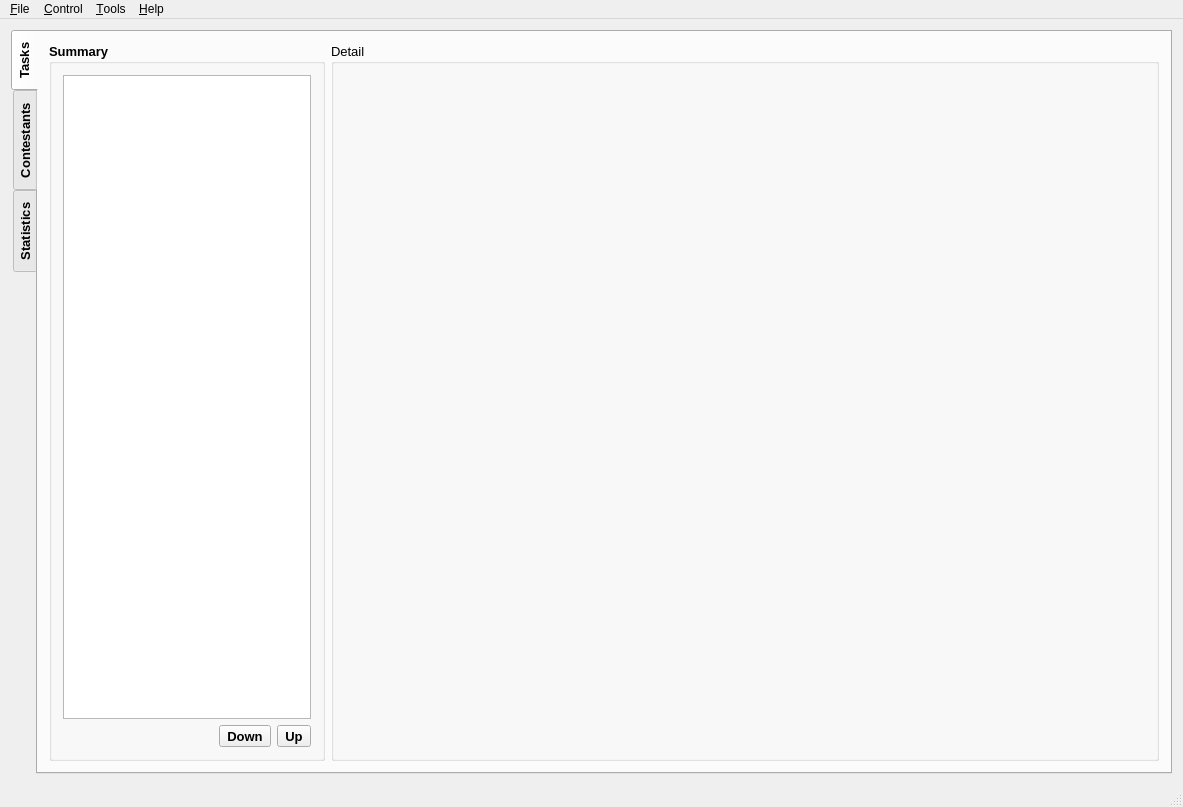
Project-LemonLime/Project_LemonLime, file src/forms/lemon.ui: the form before one commit.
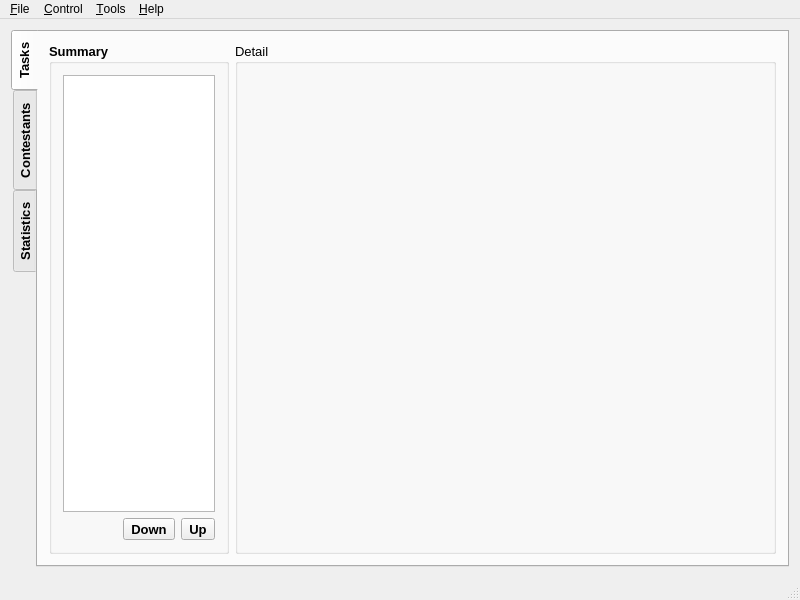
The form after the commit. Icons and pictures are not drawn. Custom widgets are drawn as their Qt base class.

What changed in the file:
```diff
--- a/src/forms/lemon.ui
+++ b/src/forms/lemon.ui
@@ -6,14 +6,14 @@
    <rect>
     <x>0</x>
     <y>0</y>
-    <width>1183</width>
-    <height>807</height>
+    <width>800</width>
+    <height>600</height>
    </rect>
   </property>
   <property name="minimumSize">
    <size>
-    <width>1183</width>
-    <height>807</height>
+    <width>725</width>
+    <height>510</height>
    </size>
   </property>
   <property name="windowTitle">
```
